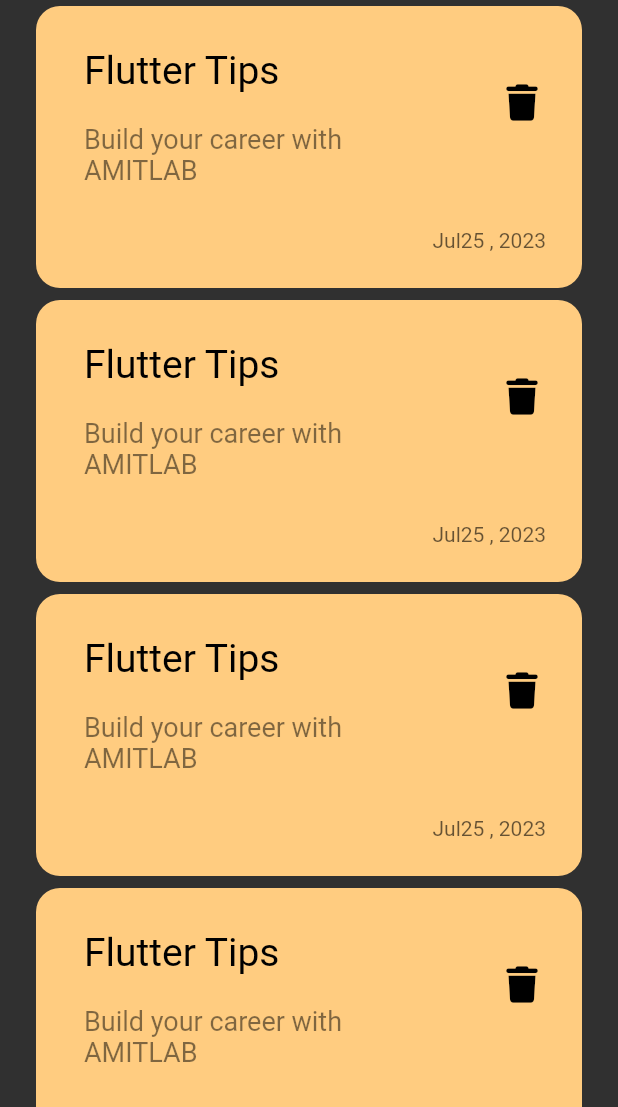
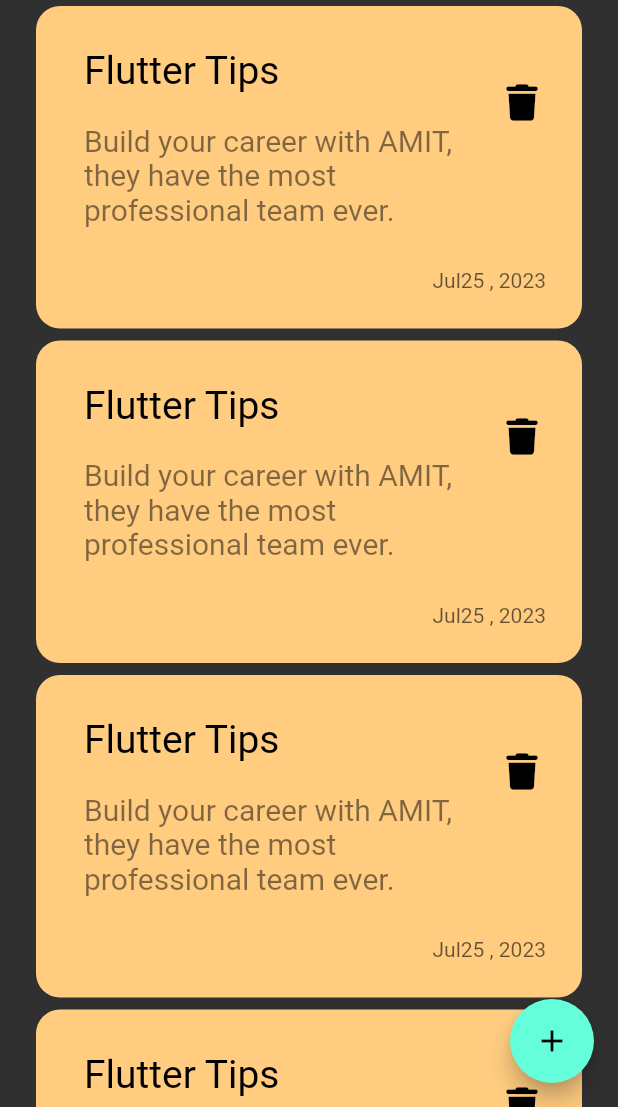
Before and after one commit to hagrasy/notes_app, a Flutter app: the screen it shows after launch, on a phone screen of 412 x 824 dp, the part 129-1236 px from its top. Run offline on Flutter 3.47's test engine with Material 2 defaults, Android fonts, the phone set to English and light mode, and no system bars; our stand-ins replace font_awesome_flutter; Roboto replaces fonts that are missing (Poppins).

```diff
--- a/note_app/lib/views/notes_view.dart
+++ b/note_app/lib/views/notes_view.dart
@@ -6,8 +6,12 @@
 
   @override
   Widget build(BuildContext context) {
-    return const Scaffold(
-      body: NotesViewBody(),
+    return Scaffold(
+      floatingActionButton: FloatingActionButton(
+        onPressed: () {},
+        child: const Icon(Icons.add),
+      ),
+      body: const NotesViewBody(),
     );
   }
 }
--- a/note_app/lib/views/widgets/note_item.dart
+++ b/note_app/lib/views/widgets/note_item.dart
@@ -26,10 +26,10 @@
             subtitle: Padding(
               padding: const EdgeInsets.only(top: 20, bottom: 24),
               child: Text(
-                "Build your career with AMITLAB",
+                "Build your career with AMIT, they have the most professional team ever.",
                 style: TextStyle(
                   color: Colors.black.withOpacity(.5),
-                  fontSize: 18,
+                  fontSize: 20,
                 ),
               ),
             ),
```
